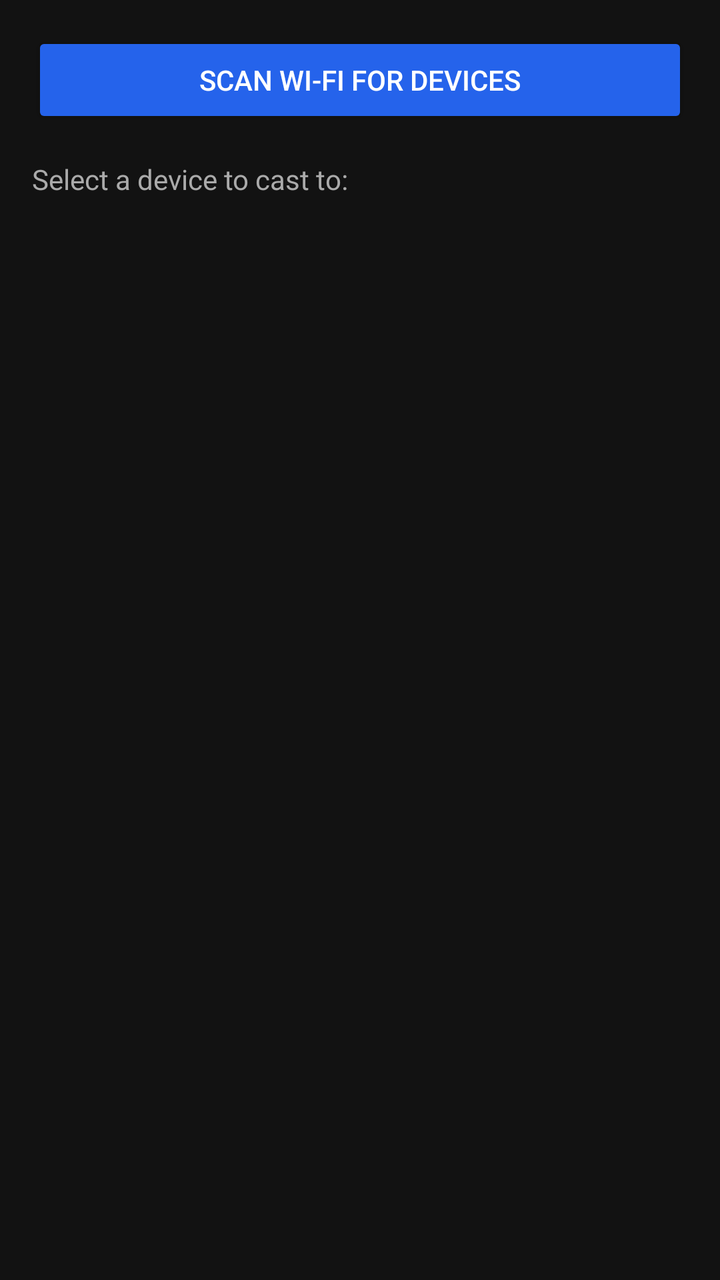
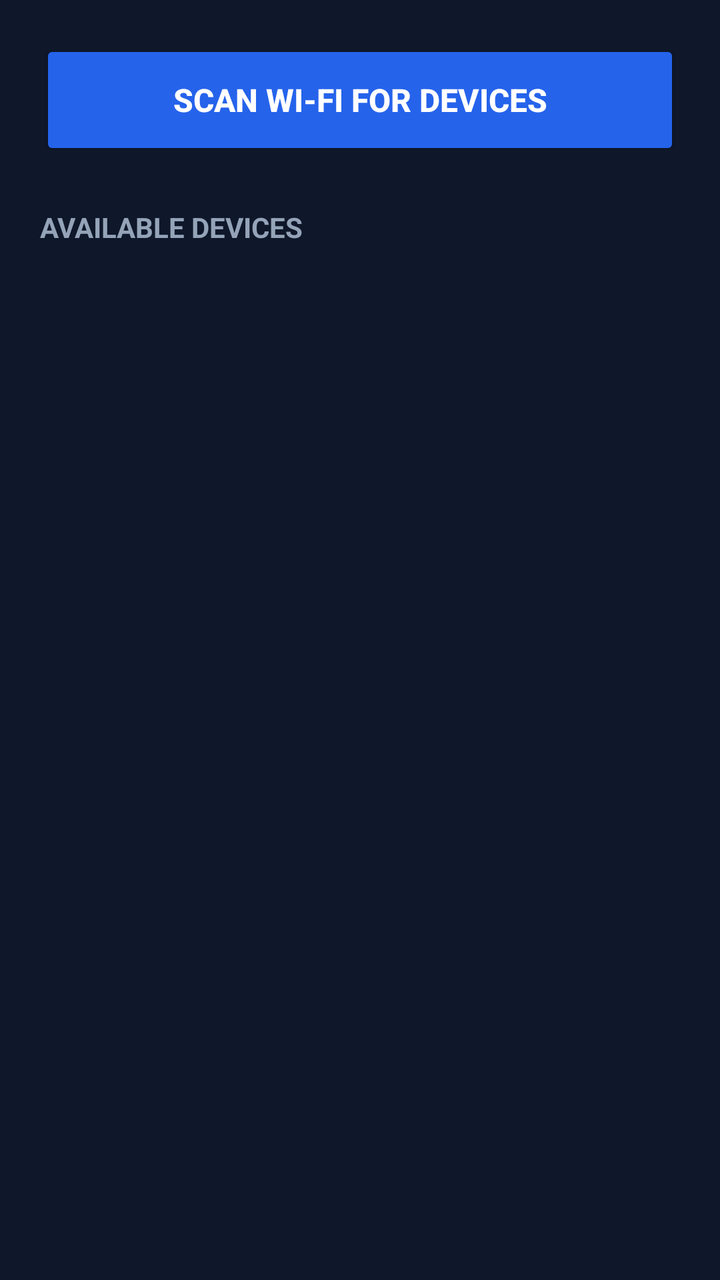

Before-and-after screenshots of an Android layout around one commit, followed by the original layout XML and the change that was made.
<!-- AndroidManifest.xml: application theme Theme.AppCompat.Light.DarkActionBar -->
<!-- res/layout/activity_main.xml -->
<?xml version="1.0" encoding="utf-8"?>
<LinearLayout xmlns:android="http://schemas.android.com/apk/res/android"
    android:layout_width="match_parent"
    android:layout_height="match_parent"
    android:orientation="vertical"
    android:background="#121212"
    android:padding="16dp">

    <Button
        android:id="@+id/btn_scan"
        android:layout_width="match_parent"
        android:layout_height="wrap_content"
        android:text="Scan Wi-Fi for Devices"
        android:backgroundTint="#2563eb"
        android:textColor="#FFFFFF"
        android:layout_marginBottom="16dp"/>

    <TextView
        android:layout_width="wrap_content"
        android:layout_height="wrap_content"
        android:text="Select a device to cast to:"
        android:textColor="#AAAAAA"
        android:layout_marginBottom="8dp"/>

    <ListView
        android:id="@+id/lv_devices"
        android:layout_width="match_parent"
        android:layout_height="match_parent"
        android:divider="#333333"
        android:dividerHeight="1dp"/>

</LinearLayout>
<!-- resources referenced by this layout -->
<resources>

</resources>

<!-- the commit's change to res/layout/activity_main.xml (unified diff, before → after) -->
@@ -3,30 +3,36 @@
     android:layout_width="match_parent"
     android:layout_height="match_parent"
     android:orientation="vertical"
-    android:background="#121212"
-    android:padding="16dp">
+    android:background="#0F172A"
+    android:padding="20dp">
 
     <Button
         android:id="@+id/btn_scan"
         android:layout_width="match_parent"
-        android:layout_height="wrap_content"
-        android:text="Scan Wi-Fi for Devices"
-        android:backgroundTint="#2563eb"
+        android:layout_height="60dp"
+        android:text="SCAN WI-FI FOR DEVICES"
+        android:backgroundTint="#2563EB"
         android:textColor="#FFFFFF"
-        android:layout_marginBottom="16dp"/>
+        android:textStyle="bold"
+        android:textSize="16sp"
+        android:layout_marginBottom="24dp"/>
 
     <TextView
         android:layout_width="wrap_content"
         android:layout_height="wrap_content"
-        android:text="Select a device to cast to:"
-        android:textColor="#AAAAAA"
-        android:layout_marginBottom="8dp"/>
+        android:text="Available Devices"
+        android:textColor="#94A3B8"
+        android:textStyle="bold"
+        android:textSize="14sp"
+        android:textAllCaps="true"
+        android:layout_marginBottom="12dp"/>
 
     <ListView
         android:id="@+id/lv_devices"
         android:layout_width="match_parent"
         android:layout_height="match_parent"
-        android:divider="#333333"
-        android:dividerHeight="1dp"/>
+        android:divider="@null"
+        android:dividerHeight="8dp"
+        android:scrollbars="none"/>
 
 </LinearLayout>
